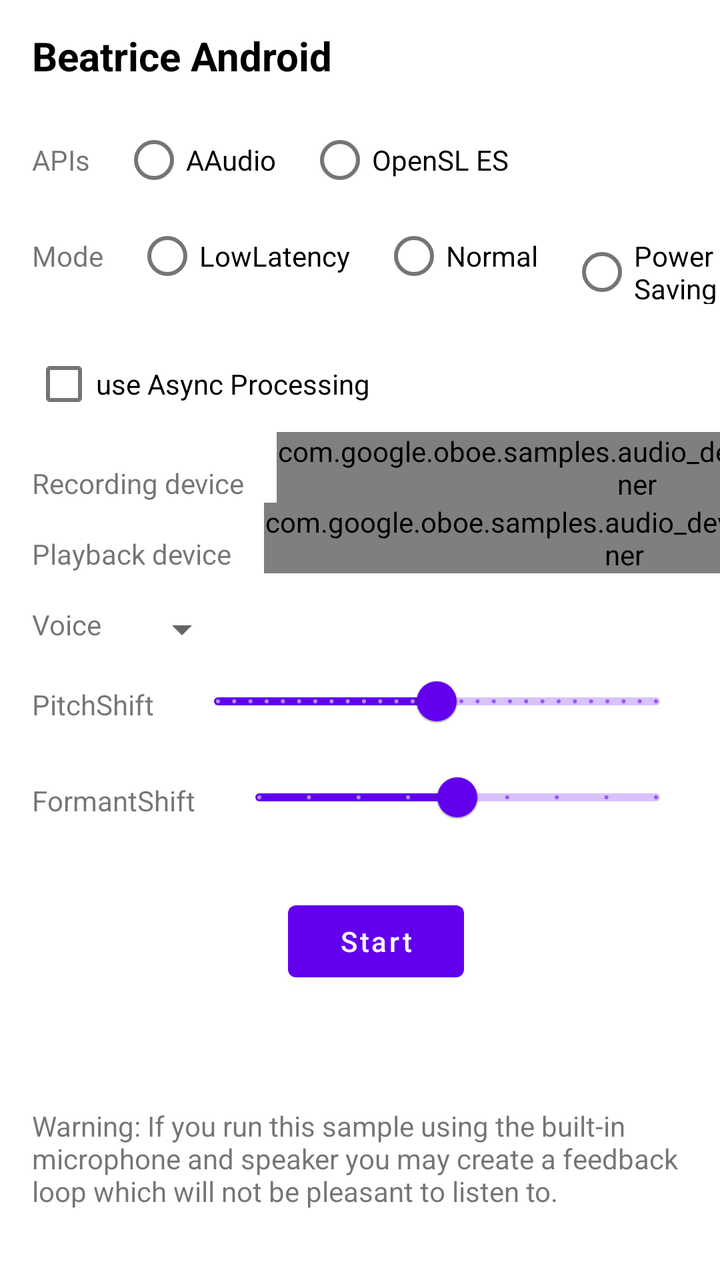
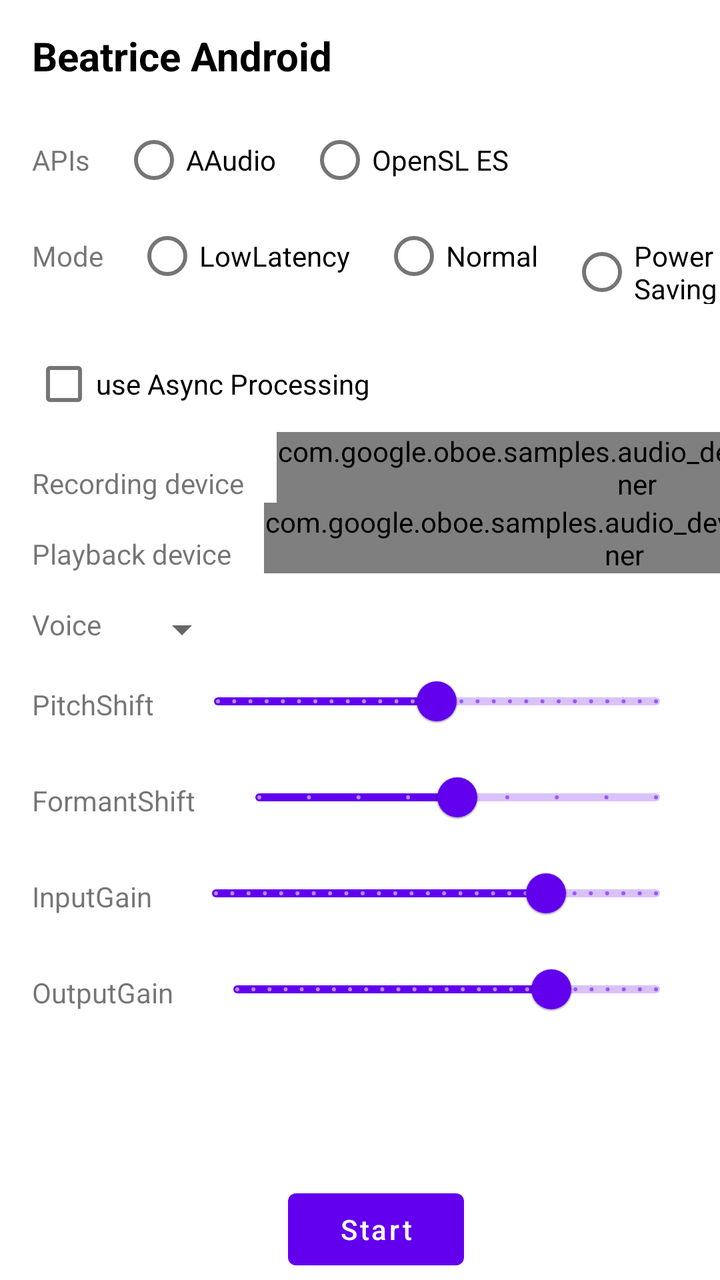

Compare the two renders of this Android layout. The source of the first and the diff that turns it into the second are given below.
<!-- AndroidManifest.xml: application theme Theme.beatriceAndroid -->
<!-- res/layout/activity_main.xml -->
<?xml version="1.0" encoding="utf-8"?>
<androidx.constraintlayout.widget.ConstraintLayout xmlns:android="http://schemas.android.com/apk/res/android"
    xmlns:app="http://schemas.android.com/apk/res-auto"
    xmlns:tools="http://schemas.android.com/tools"
    android:layout_width="match_parent"
    android:layout_height="match_parent"
    tools:context="com.google.oboe.samples.liveEffect.MainActivity"
    android:fitsSystemWindows="true"
    tools:layout_editor_absoluteY="81dp">

    <LinearLayout
        android:id="@+id/title_bar"
        android:layout_width="match_parent"
        android:layout_height="?attr/actionBarSize"
        android:orientation="horizontal"
        android:elevation="4dp"
        android:gravity="center_vertical"
        app:layout_constraintLeft_toLeftOf="parent"
        app:layout_constraintTop_toTopOf="parent"
        android:paddingStart="16dp"
        android:paddingEnd="16dp">

        <TextView
            android:layout_width="wrap_content"
            android:layout_height="wrap_content"
            android:text="Beatrice Android"
            android:textColor="@android:color/black"
            android:textSize="20sp"
            android:textStyle="bold" />

    </LinearLayout>

    <RadioGroup xmlns:android="http://schemas.android.com/apk/res/android"
        android:id="@+id/apiSelectionGroup"
        android:layout_width="fill_parent"
        android:layout_height="wrap_content"
        android:layout_marginStart="@dimen/activity_horizontal_margin"
        android:layout_marginLeft="@dimen/activity_horizontal_margin"
        android:orientation="horizontal"
        app:layout_constraintLeft_toLeftOf="parent"
        app:layout_constraintTop_toBottomOf="@id/title_bar" >

        <TextView
            android:id="@+id/apiTextView"
            android:layout_width="wrap_content"
            android:layout_height="wrap_content"
            android:text="@string/apiSelection" />

        <RadioButton
            android:id="@+id/aaudioButton"
            android:layout_width="wrap_content"
            android:layout_height="wrap_content"
            android:layout_marginStart="16dp"
            android:layout_marginLeft="16dp"
            android:text="@string/aaudio" />

        <RadioButton
            android:id="@+id/slesButton"
            android:layout_width="wrap_content"
            android:layout_height="wrap_content"
            android:layout_marginStart="16dp"
            android:layout_marginLeft="16dp"
            android:text="@string/sles" />
    </RadioGroup>

    <RadioGroup xmlns:android="http://schemas.android.com/apk/res/android"
        android:id="@+id/LatencySelectionGroup"
        android:layout_width="fill_parent"
        android:layout_height="wrap_content"
        android:layout_marginStart="@dimen/activity_horizontal_margin"
        android:layout_marginLeft="@dimen/activity_horizontal_margin"
        android:orientation="horizontal"
        app:layout_constraintLeft_toLeftOf="parent"
        app:layout_constraintTop_toBottomOf="@+id/apiSelectionGroup" >

        <TextView
            android:id="@+id/latencyTextView"
            android:layout_width="wrap_content"
            android:layout_height="wrap_content"
            android:text="@string/latencySelection" />

        <RadioButton
            android:id="@+id/LowLatencyButton"
            android:layout_width="wrap_content"
            android:layout_height="wrap_content"
            android:layout_marginStart="16dp"
            android:layout_marginLeft="16dp"
            android:text="@string/low_latency" />

        <RadioButton
            android:id="@+id/NormalLatencyButton"
            android:layout_width="wrap_content"
            android:layout_height="wrap_content"
            android:layout_marginStart="16dp"
            android:layout_marginLeft="16dp"
            android:text="@string/normal_latency" />

        <RadioButton
            android:id="@+id/PowerSavingButton"
            android:layout_width="wrap_content"
            android:layout_height="wrap_content"
            android:layout_marginStart="16dp"
            android:layout_marginLeft="16dp"
            android:text="@string/power_saving" />

    </RadioGroup>

    <CheckBox
        android:id="@+id/asyncProcessingCheckbox"
        android:layout_width="wrap_content"
        android:layout_height="wrap_content"
        android:layout_marginLeft="16dp"
        android:layout_marginTop="16dp"
        android:text="@string/async_proc"
        app:layout_constraintLeft_toLeftOf="parent"
        app:layout_constraintTop_toBottomOf="@+id/LatencySelectionGroup" />

    <TextView
        android:id="@+id/recDeviceLabel"
        android:layout_width="wrap_content"
        android:layout_height="wrap_content"
        android:layout_marginStart="@dimen/activity_horizontal_margin"
        android:layout_marginLeft="@dimen/activity_horizontal_margin"
        android:layout_marginTop="@dimen/activity_vertical_margin"
        android:text="@string/recording_device"
        app:layout_constraintLeft_toLeftOf="parent"
        app:layout_constraintTop_toBottomOf="@+id/asyncProcessingCheckbox"/>

    <com.google.oboe.samples.audio_device.AudioDeviceSpinner
        android:id="@+id/recording_devices_spinner"
        android:layout_width="wrap_content"
        android:layout_height="wrap_content"
        android:layout_marginStart="@dimen/activity_horizontal_margin"
        android:layout_marginLeft="@dimen/activity_horizontal_margin"
        android:layout_marginTop="0dp"
        app:layout_constraintLeft_toRightOf="@+id/recDeviceLabel"
        app:layout_constraintTop_toBottomOf="@+id/asyncProcessingCheckbox" />

    <TextView
        android:id="@+id/playDeviceLabel"
        android:layout_width="wrap_content"
        android:layout_height="wrap_content"
        android:layout_marginStart="@dimen/activity_horizontal_margin"
        android:layout_marginLeft="@dimen/activity_horizontal_margin"
        android:layout_marginTop="@dimen/activity_vertical_margin"
        android:text="@string/playback_device"
        app:layout_constraintLeft_toLeftOf="parent"
        app:layout_constraintTop_toBottomOf="@+id/recording_devices_spinner" />

    <com.google.oboe.samples.audio_device.AudioDeviceSpinner
        android:id="@+id/playback_devices_spinner"
        android:layout_width="wrap_content"
        android:layout_height="wrap_content"
        android:layout_marginStart="@dimen/activity_horizontal_margin"
        android:layout_marginLeft="@dimen/activity_horizontal_margin"
        android:layout_marginTop="0dp"
        app:layout_constraintLeft_toRightOf="@+id/playDeviceLabel"
        app:layout_constraintTop_toBottomOf="@+id/recording_devices_spinner" />

    <TextView
        android:id="@+id/VoiceLabel"
        android:layout_width="wrap_content"
        android:layout_height="wrap_content"
        android:layout_marginStart="@dimen/activity_horizontal_margin"
        android:layout_marginLeft="@dimen/activity_horizontal_margin"
        android:layout_marginTop="@dimen/activity_vertical_margin"
        android:text="@string/voice_select"
        app:layout_constraintLeft_toLeftOf="parent"
        app:layout_constraintTop_toBottomOf="@+id/playback_devices_spinner" />

    <Spinner
        android:id="@+id/voice_select_spinner"
        android:layout_width="wrap_content"
        android:layout_height="wrap_content"
        android:layout_marginStart="@dimen/activity_horizontal_margin"
        android:layout_marginLeft="@dimen/activity_horizontal_margin"
        android:layout_marginTop="0dp"
        app:layout_constraintLeft_toRightOf="@+id/VoiceLabel"
        app:layout_constraintTop_toTopOf="@+id/VoiceLabel" />

    <TextView
        android:id="@+id/PitchShiftLabel"
        android:layout_width="wrap_content"
        android:layout_height="wrap_content"
        android:layout_marginStart="@dimen/activity_horizontal_margin"
        android:layout_marginLeft="@dimen/activity_horizontal_margin"
        android:layout_marginTop="@dimen/activity_vertical_margin"
        android:text="@string/pitch_shift"
        app:layout_constraintLeft_toLeftOf="parent"
        app:layout_constraintTop_toBottomOf="@+id/voice_select_spinner" />

    <com.google.android.material.slider.Slider
        android:id="@+id/pitch_shift_slider"
        android:layout_width="0dp"
        android:layout_height="wrap_content"
        android:layout_marginStart="@dimen/activity_horizontal_margin"
        android:layout_marginEnd="@dimen/activity_horizontal_margin"
        android:layout_marginTop="0dp"
        app:layout_constraintLeft_toRightOf="@+id/PitchShiftLabel"
        app:layout_constraintRight_toRightOf="parent"
        app:layout_constraintTop_toBottomOf="@+id/voice_select_spinner"
        android:valueFrom="-24.0"
        android:valueTo="24.0"
        android:stepSize="0.125"
        android:value="0" />

    <TextView
        android:id="@+id/FormantShiftLabel"
        android:layout_width="wrap_content"
        android:layout_height="wrap_content"
        android:layout_marginStart="@dimen/activity_horizontal_margin"
        android:layout_marginLeft="@dimen/activity_horizontal_margin"
        android:layout_marginTop="@dimen/activity_vertical_margin"
        android:text="@string/formant_shift"
        app:layout_constraintLeft_toLeftOf="parent"
        app:layout_constraintTop_toBottomOf="@+id/pitch_shift_slider" />

    <com.google.android.material.slider.Slider
        android:id="@+id/formant_shift_slider"
        android:layout_width="0dp"
        android:layout_height="wrap_content"
        android:layout_marginStart="@dimen/activity_horizontal_margin"
        android:layout_marginEnd="@dimen/activity_horizontal_margin"
        android:layout_marginTop="0dp"
        app:layout_constraintLeft_toRightOf="@+id/FormantShiftLabel"
        app:layout_constraintRight_toRightOf="parent"
        app:layout_constraintTop_toBottomOf="@+id/pitch_shift_slider"
        android:valueFrom="-2.0"
        android:valueTo="2.0"
        android:stepSize="0.5"
        android:value="0" />


    <Button
        android:id="@+id/button_toggle_effect"
        android:layout_width="wrap_content"
        android:layout_height="wrap_content"
        android:layout_marginTop="72dp"
        android:gravity="center"
        android:text="@string/start_effect"
        android:textAllCaps="false"
        app:layout_constraintEnd_toEndOf="parent"
        app:layout_constraintHorizontal_bias="0.53"
        app:layout_constraintStart_toStartOf="parent"
        app:layout_constraintTop_toBottomOf="@+id/pitch_shift_slider" />

    <TextView
        android:id="@+id/status_view_text"
        android:layout_width="0dp"
        android:layout_height="60dp"
        android:layout_marginStart="@dimen/activity_horizontal_margin"
        android:layout_marginEnd="@dimen/activity_horizontal_margin"
        android:layout_marginTop="@dimen/activity_vertical_group_margin"
        android:lines="6"
        android:text="@string/status_warning"
        app:layout_constraintStart_toStartOf="parent"
        app:layout_constraintEnd_toEndOf="parent"
        app:layout_constraintTop_toBottomOf="@+id/button_toggle_effect"
        app:layout_constraintBottom_toBottomOf="parent" />

</androidx.constraintlayout.widget.ConstraintLayout>
<!-- resources referenced by this layout -->
<resources>
  <dimen name="activity_horizontal_margin">16dp</dimen>
  <dimen name="activity_vertical_group_margin">32dp</dimen>
  <dimen name="activity_vertical_margin">16dp</dimen>
  <string name="aaudio">AAudio</string>
  <string name="apiSelection">APIs</string>
  <string name="async_proc">use Async Processing</string>
  <string name="formant_shift">FormantShift</string>
  <string name="latencySelection">Mode</string>
  <string name="low_latency">LowLatency</string>
  <string name="normal_latency">Normal</string>
  <string name="pitch_shift">PitchShift</string>
  <string name="playback_device">Playback device</string>
  <string name="power_saving">PowerSaving</string>
  <string name="recording_device">Recording device</string>
  <string name="sles">OpenSL ES</string>
  <string name="start_effect">Start</string>
  <string name="status_warning">Warning: If you run this sample using the built-in microphone
          and speaker you may create a feedback loop which will not be pleasant to listen to.</string>
  <string name="voice_select">Voice</string>
  <style name="Theme.beatriceAndroid" parent="Theme.MaterialComponents.DayNight.DarkActionBar">
          
          <item name="colorPrimary">@color/purple_500</item>
          <item name="colorPrimaryVariant">@color/purple_700</item>
          <item name="colorOnPrimary">@color/white</item>
          
          <item name="colorSecondary">@color/teal_200</item>
          <item name="colorSecondaryVariant">@color/teal_700</item>
          <item name="colorOnSecondary">@color/black</item>
          
          <item name="android:statusBarColor">?attr/colorPrimaryVariant</item>
          
          <item name="colorPrimaryDark">@color/colorPrimaryDark</item>
          <item name="android:windowLightStatusBar">true</item>
      </style>
  <color name="purple_500">#FF6200EE</color>
  <color name="purple_700">#FF3700B3</color>
  <color name="white">#FFFFFFFF</color>
  <color name="teal_200">#FF03DAC5</color>
  <color name="teal_700">#FF018786</color>
  <color name="black">#FF000000</color>
  <color name="colorPrimaryDark">#ffffff</color>
</resources>

<!-- the commit's change to res/layout/activity_main.xml (unified diff, before → after) -->
@@ -230,6 +230,58 @@
         android:stepSize="0.5"
         android:value="0" />
 
+    <TextView
+        android:id="@+id/InputGainLabel"
+        android:layout_width="wrap_content"
+        android:layout_height="wrap_content"
+        android:layout_marginStart="@dimen/activity_horizontal_margin"
+        android:layout_marginLeft="@dimen/activity_horizontal_margin"
+        android:layout_marginTop="@dimen/activity_vertical_margin"
+        android:text="@string/input_gain"
+        app:layout_constraintLeft_toLeftOf="parent"
+        app:layout_constraintTop_toBottomOf="@+id/formant_shift_slider" />
+
+    <com.google.android.material.slider.Slider
+        android:id="@+id/input_gain_slider"
+        android:layout_width="0dp"
+        android:layout_height="wrap_content"
+        android:layout_marginStart="@dimen/activity_horizontal_margin"
+        android:layout_marginEnd="@dimen/activity_horizontal_margin"
+        android:layout_marginTop="0dp"
+        app:layout_constraintLeft_toRightOf="@+id/InputGainLabel"
+        app:layout_constraintRight_toRightOf="parent"
+        app:layout_constraintTop_toBottomOf="@+id/formant_shift_slider"
+        android:valueFrom="-60.0"
+        android:valueTo="20.0"
+        android:stepSize="0.1"
+        android:value="0" />
+
+    <TextView
+        android:id="@+id/OutputGainLabel"
+        android:layout_width="wrap_content"
+        android:layout_height="wrap_content"
+        android:layout_marginStart="@dimen/activity_horizontal_margin"
+        android:layout_marginLeft="@dimen/activity_horizontal_margin"
+        android:layout_marginTop="@dimen/activity_vertical_margin"
+        android:text="@string/output_gain"
+        app:layout_constraintLeft_toLeftOf="parent"
+        app:layout_constraintTop_toBottomOf="@+id/input_gain_slider" />
+
+    <com.google.android.material.slider.Slider
+        android:id="@+id/output_gain_slider"
+        android:layout_width="0dp"
+        android:layout_height="wrap_content"
+        android:layout_marginStart="@dimen/activity_horizontal_margin"
+        android:layout_marginEnd="@dimen/activity_horizontal_margin"
+        android:layout_marginTop="0dp"
+        app:layout_constraintLeft_toRightOf="@+id/OutputGainLabel"
+        app:layout_constraintRight_toRightOf="parent"
+        app:layout_constraintTop_toBottomOf="@+id/input_gain_slider"
+        android:valueFrom="-60.0"
+        android:valueTo="20.0"
+        android:stepSize="0.1"
+        android:value="0" />
+
 
     <Button
         android:id="@+id/button_toggle_effect"
@@ -242,7 +294,7 @@
         app:layout_constraintEnd_toEndOf="parent"
         app:layout_constraintHorizontal_bias="0.53"
         app:layout_constraintStart_toStartOf="parent"
-        app:layout_constraintTop_toBottomOf="@+id/pitch_shift_slider" />
+        app:layout_constraintTop_toBottomOf="@+id/output_gain_slider" />
 
     <TextView
         android:id="@+id/status_view_text"
<!-- resource entries referenced after the edit -->
@@ -7,9 +7,11 @@
   <string name="apiSelection">APIs</string>
   <string name="async_proc">use Async Processing</string>
   <string name="formant_shift">FormantShift</string>
+  <string name="input_gain">InputGain</string>
   <string name="latencySelection">Mode</string>
   <string name="low_latency">LowLatency</string>
   <string name="normal_latency">Normal</string>
+  <string name="output_gain">OutputGain</string>
   <string name="pitch_shift">PitchShift</string>
   <string name="playback_device">Playback device</string>
   <string name="power_saving">PowerSaving</string>
